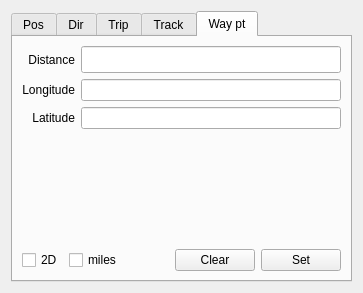
Before: the Qt Designer form qtpedometer.ui in wolfmanjm/qtpedometer, drawn with Qt 5.
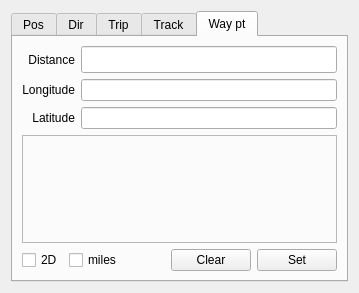
After: the same form once the commit is applied. The open tabs and pages were chosen to show the change.

Commit message: Added compass widget

What changed in the file:
```diff
--- a/qtpedometer.ui
+++ b/qtpedometer.ui
@@ -421,17 +421,20 @@
         </layout>
        </item>
        <item>
-        <spacer>
-         <property name="orientation" >
-          <enum>Qt::Vertical</enum>
+        <widget class="QFrame" name="compassFrame" >
+         <property name="sizePolicy" >
+          <sizepolicy vsizetype="Expanding" hsizetype="Expanding" >
+           <horstretch>0</horstretch>
+           <verstretch>0</verstretch>
+          </sizepolicy>
          </property>
-         <property name="sizeHint" >
-          <size>
-           <width>319</width>
-           <height>81</height>
-          </size>
+         <property name="frameShape" >
+          <enum>QFrame::StyledPanel</enum>
          </property>
-        </spacer>
+         <property name="frameShadow" >
+          <enum>QFrame::Raised</enum>
+         </property>
+        </widget>
        </item>
        <item>
         <layout class="QHBoxLayout" >
```
Left out of the diff: 2 changed lines with no effect on the pictures. The commit also changes 7 other files.
